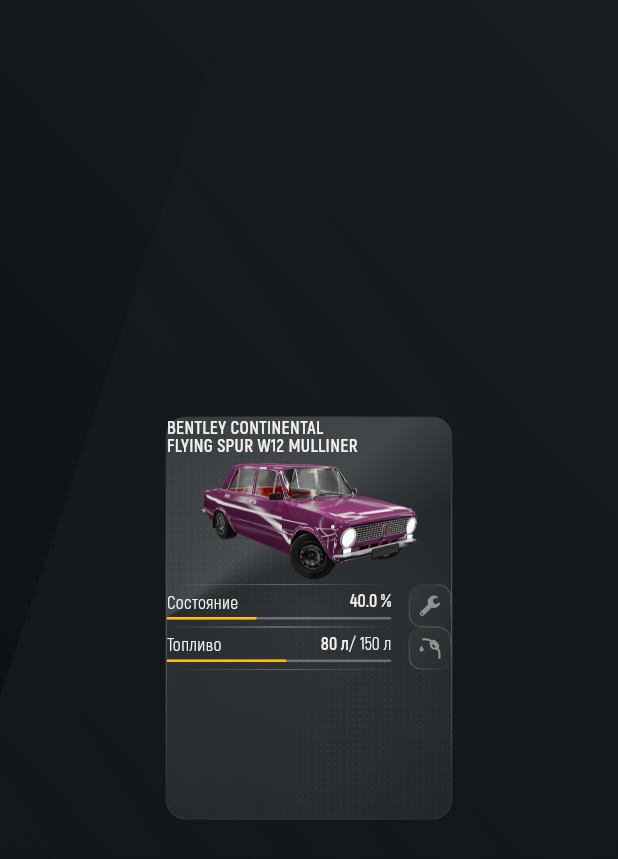
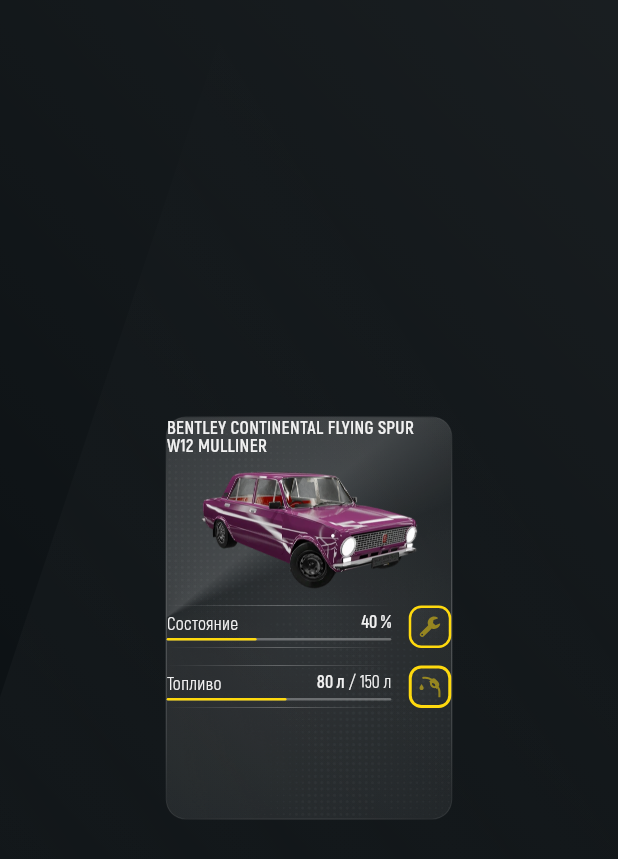
Before and after one commit to petrfalkovsky/com-russia-game-flutter-ui, a Flutter app: the screen it shows after launch, after a tap on "ПАРКОВКА", on a phone screen of 412 x 824 dp. Shown: the top 859 px of the screen. Run offline on Flutter 3.47's test engine with Material 3 defaults, Android fonts, the phone set to English and light mode, and no system bars; our stand-ins replace auto_size_text, device_preview, figma_squircle, flutter_svg, get_it, gradient_borders; missing offline and left inert: flutter_inner_shadow.

Commit message:
fix: add repair n oil widgets

```diff
--- a/lib/feature/game/parking/presentation/widgets/parking_card.dart
+++ b/lib/feature/game/parking/presentation/widgets/parking_card.dart
@@ -20,7 +20,7 @@
 
   @override
   Widget build(BuildContext context) {
-    BorderState currentState = BorderState.normal;
+    BorderState currentState = BorderState.active;
 
     final double progress = 0.4;
     final double liters = 80;
@@ -61,15 +61,21 @@
               Align(
                 alignment: Alignment.centerLeft,
                 child: SizedBox(
-                  width: sdp(context, 370),
+                  width: sdp(context, 480),
                   child: Text(
                     context.locales.parking_default_car_name.toUpperCase(),
                     style: AppFonts.fontAkrobat35(context, AppColors.white, FontWeight.w700),
+                    maxLines: 2,
+                    overflow: TextOverflow.ellipsis,
                   ),
                 ),
               ),
 
+              SizedBox(height: scale(18)),
+
               Image.asset(AppWepb.parkingDefaultCar, width: scale(465)),
+
+              SizedBox(height: scale(24)),
 
               /// СОСТОЯНИЕ
               Row(
@@ -80,12 +86,12 @@
                       progress: progress,
                       leftText: context.locales.parking_state,
                       rightText1: context.locales.parking_procent
-                          .replaceAll('%d', '$prgressProcent')
+                          .replaceAll('%d', '${prgressProcent.toInt()}')
                           .toLowerCase(),
                       rightText2: '',
                       height: scale(85),
                       progressBarHeight: scale(5),
-                      activeColor: Colors.amber,
+                      activeColor: AppColors.parkingYellow,
                       inactiveColor: Colors.white.withOpacity(0.3),
                     ),
                   ),
@@ -97,7 +103,7 @@
                     // размеры
                     width: scale(85),
                     height: scale(85),
-                    borderWidth: currentState == BorderState.active ? scale(6) : scale(2),
+                    borderWidth: currentState == BorderState.active ? scale(5) : scale(2),
                     cornerRadius: scale(25),
 
                     // границы
@@ -154,6 +160,8 @@
                 ],
               ),
 
+              SizedBox(height: scale(35)),
+
               /// ТОПЛИВО
               Row(
                 children: [
@@ -163,10 +171,10 @@
                       progress: fuelProgress,
                       leftText: context.locales.parking_oil,
                       rightText1: '${liters.toInt()} $literUnit',
-                      rightText2: '/ ${maxLiters.toInt()} $literUnit',
+                      rightText2: ' / ${maxLiters.toInt()} $literUnit',
                       height: scale(85),
                       progressBarHeight: scale(5),
-                      activeColor: Colors.amber,
+                      activeColor: AppColors.parkingYellow,
                       inactiveColor: Colors.white.withOpacity(0.3),
                     ),
                   ),
```
